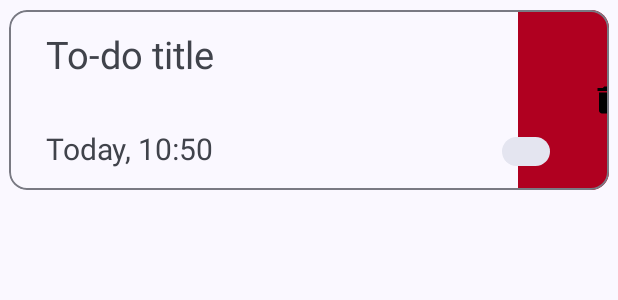
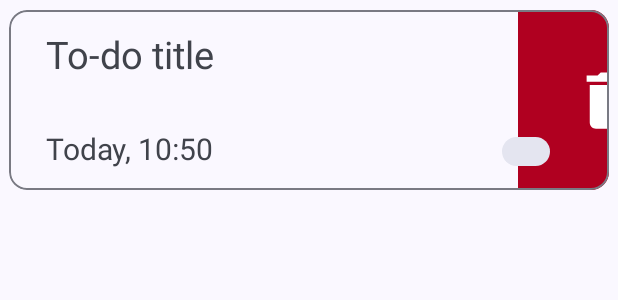
Before and after one commit to cirosilvano/YouToDo, an Android app: the layout cardview_item.xml on its own in the app's theme, with its tools: preview values and no code run, on a phone screen of 412 x 824 dp. Shown: the top 300 px of the screen. Run offline under Robolectric (Android 15) with nearby library versions, the phone set to English and light mode, and no system bars; Roboto replaces fonts that are not available here.

Commit message:
sistemato bottone elimina

```diff
--- a/app/src/main/java/com/icloud/ciro/silvano/youtodo/ToDoItemTouchHelper.kt
+++ b/app/src/main/java/com/icloud/ciro/silvano/youtodo/ToDoItemTouchHelper.kt
@@ -14,7 +14,7 @@ class ToDoItemTouchHelper(context: Context?): ItemTouchHelper.SimpleCallback(0,
     //questa variabile specifica di quanto bisogna scrollare perché lo swipe vada a buon
     //fine (se l'utente scrolla troppo poco la card viene riportata alla posizione originale
     //e il "menu extra" viene rinascosto
-    private val limitScrollX = (140f * context!!.resources.displayMetrics.density).toInt()
+    private val limitScrollX = (120f * context!!.resources.displayMetrics.density).toInt()
 
     //specifica quanto l'utente ha scrollato a sinistra
     private var currentScrollX = 0
--- /dev/null
+++ b/app/src/main/res/drawable/ic_baseline_delete_50.xml
@@ -0,0 +1,5 @@
+<vector android:height="50dp" android:tint="#FFFFFF"
+    android:viewportHeight="24" android:viewportWidth="24"
+    android:width="50dp" xmlns:android="http://schemas.android.com/apk/res/android">
+    <path android:fillColor="@android:color/white" android:pathData="M6,19c0,1.1 0.9,2 2,2h8c1.1,0 2,-0.9 2,-2V7H6v12zM19,4h-3.5l-1,-1h-5l-1,1H5v2h14V4z"/>
+</vector>
--- a/app/src/main/res/layout/cardview_item.xml
+++ b/app/src/main/res/layout/cardview_item.xml
@@ -74,9 +74,10 @@
             android:layout_height="120dp"
             android:layout_marginEnd="40dp"
             android:background="@drawable/roundcorner"
-            android:src="@drawable/ic_baseline_delete_24"
             android:contentDescription="@string/deleteImageButton"
+            android:src="@drawable/ic_baseline_delete_50"
             android:text="@string/button_placeholder"
+            android:tint="#FFFFFF"
             app:layout_constraintBottom_toBottomOf="parent"
             app:layout_constraintEnd_toEndOf="parent"
             app:layout_constraintTop_toTopOf="parent" />
```
